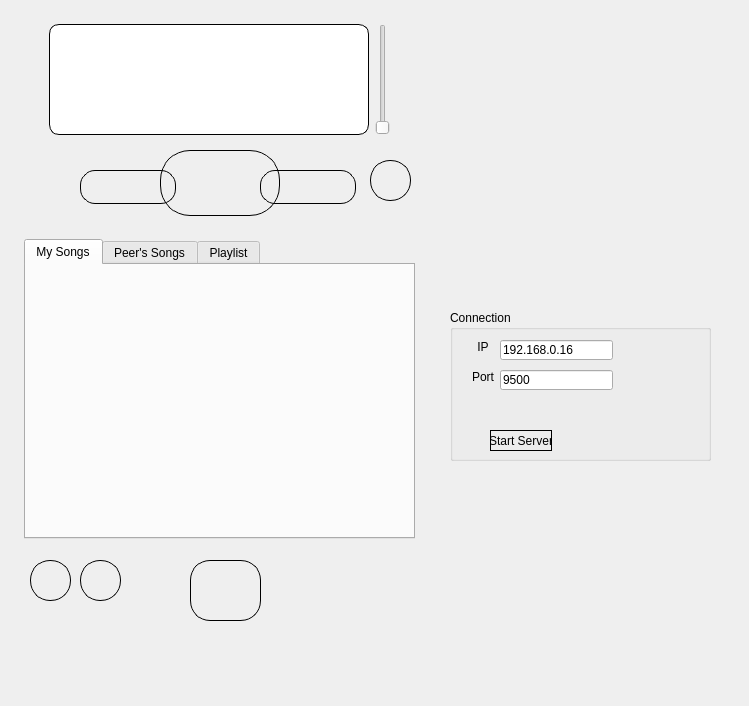
Old version of the form mainwindow.ui in the repository dpogue/CommAudio.
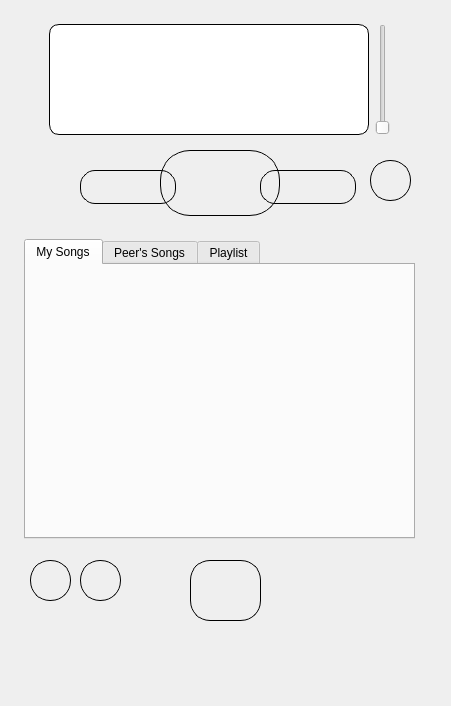
New version of the form. Icons and pictures are not drawn.

Commit message: moved all connection gui componenents and part of the logic to connectdialog

The edit to the form file:
```diff
--- a/mainwindow.ui
+++ b/mainwindow.ui
@@ -6,7 +6,7 @@
    <rect>
     <x>0</x>
     <y>0</y>
-    <width>749</width>
+    <width>451</width>
     <height>706</height>
    </rect>
   </property>
@@ -340,109 +340,6 @@
      </size>
     </property>
    </widget>
-   <widget class="QGroupBox" name="groupBox">
-    <property name="geometry">
-     <rect>
-      <x>450</x>
-      <y>310</y>
-      <width>261</width>
-      <height>151</height>
-     </rect>
-    </property>
-    <property name="title">
-     <string>Connection</string>
-    </property>
-    <widget class="QLineEdit" name="ipLineEdit">
-     <property name="geometry">
-      <rect>
-       <x>50</x>
-       <y>30</y>
-       <width>113</width>
-       <height>20</height>
-      </rect>
-     </property>
-     <property name="text">
-      <string>192.168.0.16</string>
-     </property>
-    </widget>
-    <widget class="QLineEdit" name="portLineEdit">
-     <property name="geometry">
-      <rect>
-       <x>50</x>
-       <y>60</y>
-       <width>113</width>
-       <height>20</height>
-      </rect>
-     </property>
-     <property name="text">
-      <string>9500</string>
-     </property>
-    </widget>
-    <widget class="QLabel" name="ipLabel">
-     <property name="geometry">
-      <rect>
-       <x>10</x>
-       <y>30</y>
-       <width>46</width>
-       <height>13</height>
-      </rect>
-     </property>
-     <property name="text">
-      <string>IP</string>
-     </property>
-     <property name="alignment">
-      <set>Qt::AlignCenter</set>
-     </property>
-    </widget>
-    <widget class="QLabel" name="portLabel">
-     <property name="geometry">
-      <rect>
-       <x>10</x>
-       <y>60</y>
-       <width>46</width>
-       <height>13</height>
-      </rect>
-     </property>
-     <property name="text">
-      <string>Port</string>
-     </property>
-     <property name="alignment">
-      <set>Qt::AlignCenter</set>
-     </property>
-    </widget>
-    <widget class="QLabel" name="connectErrorLabel">
-     <property name="geometry">
-      <rect>
-       <x>5</x>
-       <y>90</y>
-       <width>251</width>
-       <height>20</height>
-      </rect>
-     </property>
-     <property name="cursor">
-      <cursorShape>ArrowCursor</cursorShape>
-     </property>
-     <property name="text">
-      <string/>
-     </property>
-     <property name="alignment">
-      <set>Qt::AlignCenter</set>
-     </property>
-    </widget>
-    <widget class="QPushButton" name="startServerPushButton">
-     <property name="geometry">
-      <rect>
-       <x>40</x>
-       <y>120</y>
-       <width>62</width>
-       <height>21</height>
-      </rect>
-     </property>
-     <property name="text">
-      <string>Start Server</string>
-     </property>
-    </widget>
-   </widget>
    <zorder>previousPushButton</zorder>
    <zorder>nextPushButton</zorder>
    <zorder>chatPushButton</zorder>
```
Left out of the diff: 1 changed line with no effect on the pictures. The commit also changes 5 other files.
